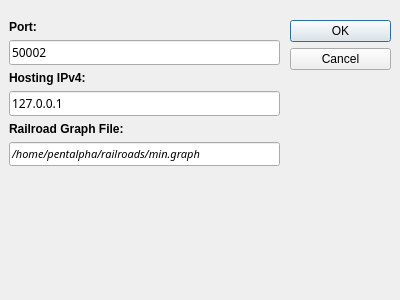
Before: the Qt Designer form RailroadsServer/setupdialog.ui in pentalpha/railroads-simulator, drawn with Qt 5.
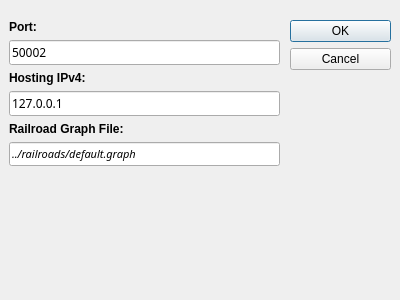
After: the same form once the commit is applied.

Commit message: Defined default test-case: default.graph and default.json;

Diff of the .ui file:
```diff
--- a/RailroadsServer/setupdialog.ui
+++ b/RailroadsServer/setupdialog.ui
@@ -136,7 +136,7 @@
        </font>
       </property>
       <property name="text">
-       <string>/home/pentalpha/railroads/min.graph</string>
+       <string>../railroads/default.graph</string>
       </property>
      </widget>
     </item>
```
The commit also changes 45 other files.
